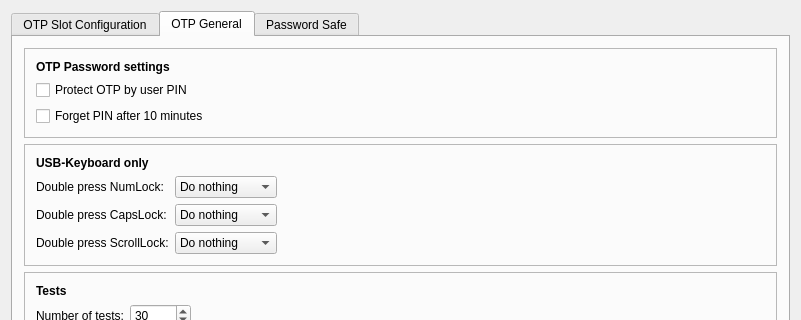
Before: the Qt Designer form ui/mainwindow.ui in Nitrokey/nitrokey-app, drawn with Qt 5; both pictures show x 0 to 801 and y 0 to 320 of the 801 by 781 pixel window.
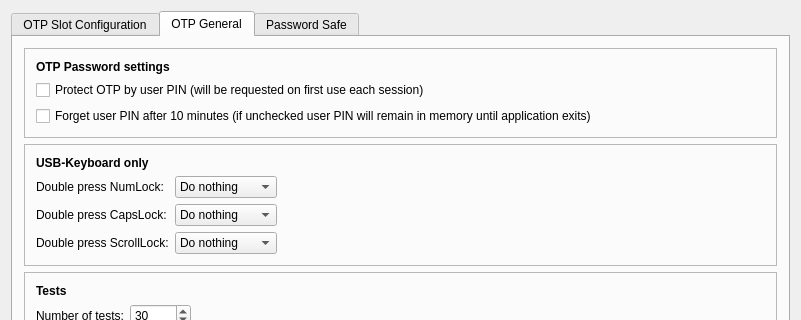
After: the same form once the commit is applied. Icons and pictures are not drawn.

Commit message: Show warning about keeping User PIN in the memory UI strings update

The edit to the form file:
```diff
--- a/ui/mainwindow.ui
+++ b/ui/mainwindow.ui
@@ -818,14 +818,14 @@
              <item>
               <widget class="QCheckBox" name="enableUserPasswordCheckBox">
                <property name="text">
-                <string>Protect OTP by user PIN</string>
+                <string>Protect OTP by user PIN (will be requested on first use each session)</string>
                </property>
               </widget>
              </item>
              <item>
               <widget class="QCheckBox" name="deleteUserPasswordCheckBox">
                <property name="text">
-                <string>Forget PIN after 10 minutes</string>
+                <string>Forget user PIN after 10 minutes (if unchecked user PIN will remain in memory until application exits)</string>
                </property>
               </widget>
              </item>
```
The commit also changes 2 other files.
